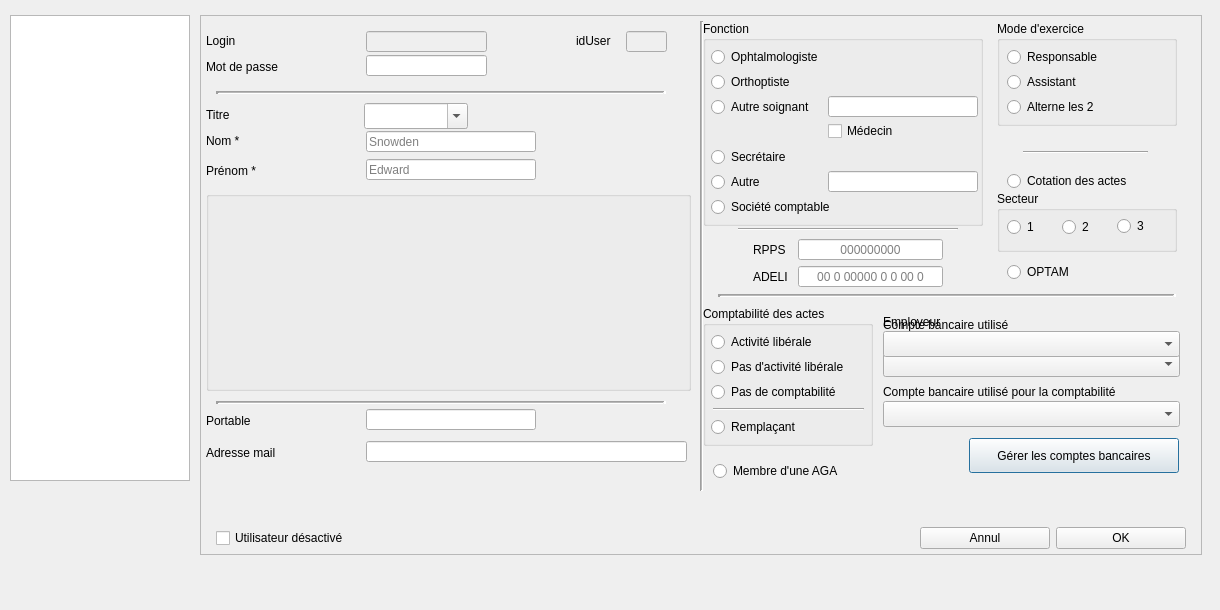
This is dlg_gestionusers.ui in ukinoki/Rufus as Qt 5 draws it before an edit. The edited form follows.
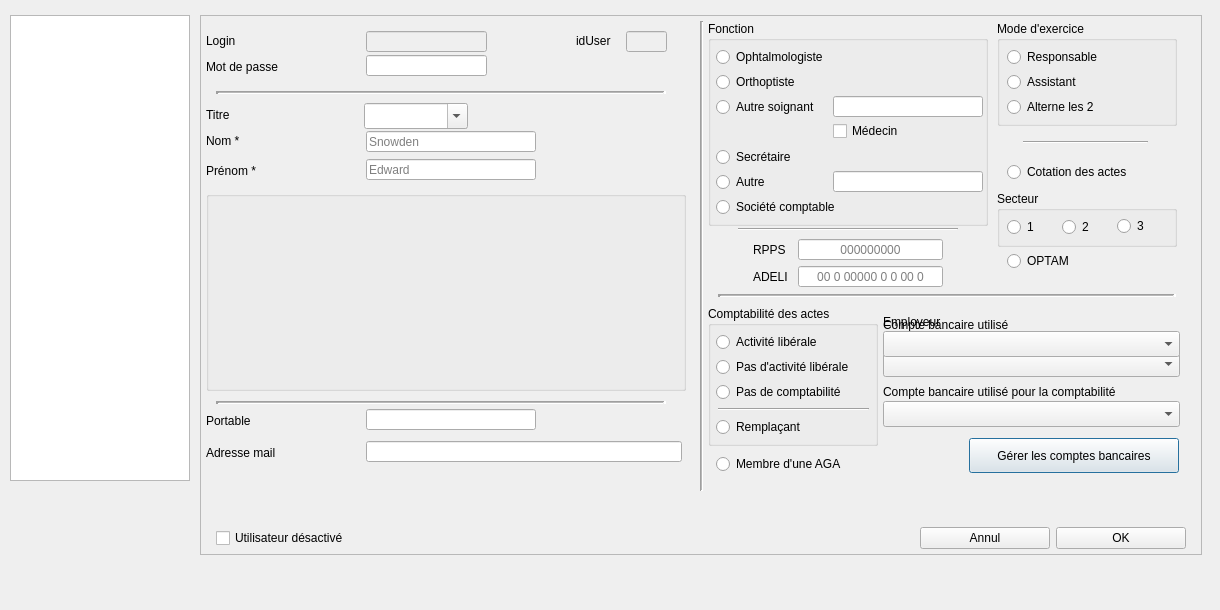
This is the edited form. Icons and pictures are not drawn. Custom widgets are drawn as their Qt base class.

Patch:
```diff
--- a/dlg_gestionusers.ui
+++ b/dlg_gestionusers.ui
@@ -349,7 +349,7 @@
           <rect>
            <x>160</x>
            <y>420</y>
-           <width>321</width>
+           <width>316</width>
            <height>21</height>
           </rect>
          </property>
@@ -431,7 +431,7 @@
           <rect>
            <x>0</x>
            <y>170</y>
-           <width>485</width>
+           <width>480</width>
            <height>200</height>
           </rect>
          </property>
@@ -505,7 +505,7 @@
          <widget class="QGroupBox" name="ComptagroupBox">
           <property name="geometry">
            <rect>
-            <x>0</x>
+            <x>5</x>
             <y>5</y>
             <width>170</width>
             <height>140</height>
@@ -628,8 +628,8 @@
          <widget class="UpRadioButton" name="AGAupRadioButton">
           <property name="geometry">
            <rect>
-            <x>10</x>
-            <y>159</y>
+            <x>13</x>
+            <y>152</y>
             <width>151</width>
             <height>22</height>
            </rect>
@@ -876,7 +876,7 @@
          <property name="geometry">
           <rect>
            <x>320</x>
-           <y>130</y>
+           <y>120</y>
            <width>125</width>
            <height>3</height>
           </rect>
@@ -889,7 +889,7 @@
          <property name="geometry">
           <rect>
            <x>304</x>
-           <y>149</y>
+           <y>140</y>
            <width>169</width>
            <height>22</height>
           </rect>
@@ -932,7 +932,7 @@
            <x>294</x>
            <y>170</y>
            <width>180</width>
-           <height>61</height>
+           <height>56</height>
           </rect>
          </property>
          <property name="contextMenuPolicy">
@@ -1002,7 +1002,7 @@
         <widget class="QGroupBox" name="FonctiongroupBox">
          <property name="geometry">
           <rect>
-           <x>0</x>
+           <x>5</x>
            <y>0</y>
            <width>280</width>
            <height>205</height>
@@ -1254,7 +1254,7 @@
          <property name="geometry">
           <rect>
            <x>304</x>
-           <y>240</y>
+           <y>229</y>
            <width>169</width>
            <height>22</height>
           </rect>
```
